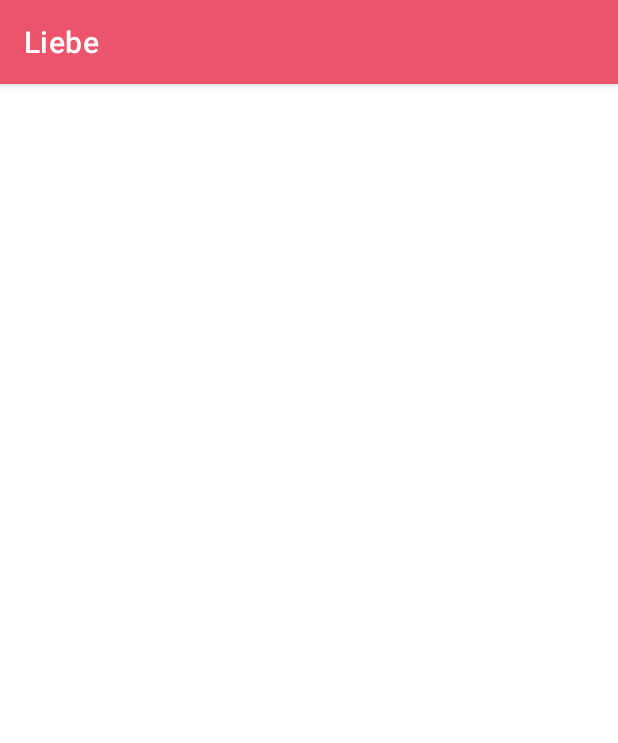
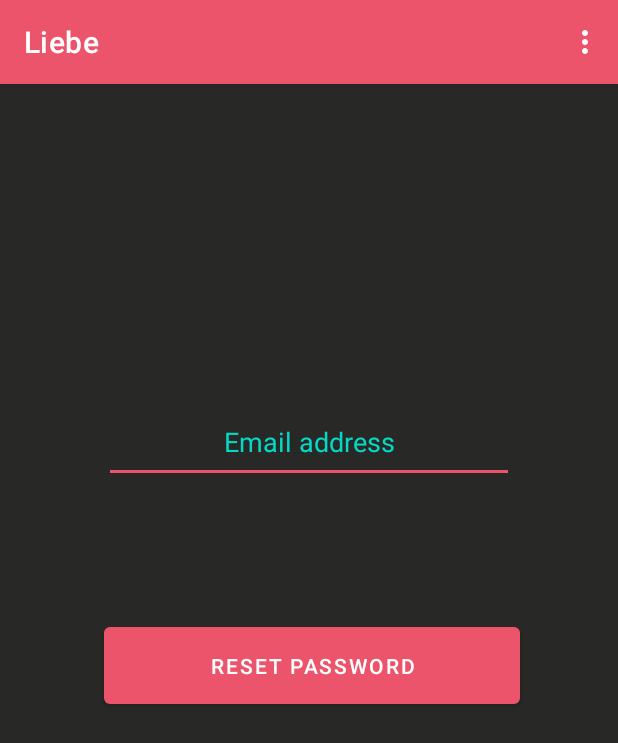
Before and after one commit to Jony8gf/JonathanGonzalezFragaPDM, an Android app: the MainActivity2_ReiniciarContrasena screen opened directly, with no data from a screen before it, on a phone screen of 412 x 824 dp. Shown: the top 743 px of the screen. Run offline under Robolectric (Android 15) with nearby library versions, the phone set to English and light mode, and no system bars; our stand-ins replace Firebase (no records; nobody signed in at launch, a user with empty details on screens opened directly).

Commit message:
Cracion de Activity ReiniciarContrasena y Cambio de contraseña con Firebase

```diff
--- a/app/src/main/java/com/example/jonathangonzalezfragapdm/MainActivity2_Muestrame.java
+++ b/app/src/main/java/com/example/jonathangonzalezfragapdm/MainActivity2_Muestrame.java
@@ -15,9 +15,8 @@ public class MainActivity2_Muestrame extends AppCompatActivity {
     }
 
 
-
     public void PasarImagenesDePerfil(View view){
-        Intent intent = new Intent(this, MainActivity2_Muestrame.class);
+        Intent intent = new Intent(this, MainActivity2_ImagenesDePerfil.class);
         startActivity(intent);
         finish();
     }
--- a/app/src/main/java/com/example/jonathangonzalezfragapdm/MainActivity2_ReiniciarContrasena.java
+++ b/app/src/main/java/com/example/jonathangonzalezfragapdm/MainActivity2_ReiniciarContrasena.java
@@ -1,14 +1,158 @@
 package com.example.jonathangonzalezfragapdm;
 
+import androidx.annotation.NonNull;
 import androidx.appcompat.app.AppCompatActivity;
 
+import android.app.ProgressDialog;
+import android.content.Intent;
 import android.os.Bundle;
+import android.os.strictmode.WebViewMethodCalledOnWrongThreadViolation;
+import android.view.Menu;
+import android.view.MenuItem;
+import android.view.View;
+import android.widget.Button;
+import android.widget.EditText;
+import android.widget.TextView;
+import android.widget.Toast;
+
+import com.google.android.gms.tasks.OnCompleteListener;
+import com.google.android.gms.tasks.Task;
+import com.google.firebase.auth.FirebaseAuth;
+import com.google.firebase.auth.FirebaseUser;
 
 public class MainActivity2_ReiniciarContrasena extends AppCompatActivity {
+
+    private EditText et_emailReset;
+    private TextView tv_info;
+    private String email , auxInfo;
+    private Button bt_resetPasswd;
+    private FirebaseAuth mAuth;
+    View view;
+    private ProgressDialog mDialog;
 
     @Override
     protected void onCreate(Bundle savedInstanceState) {
         super.onCreate(savedInstanceState);
         setContentView(R.layout.activity_main_activity2__reiniciar_contrasena);
+
+        //Asignacion de FirebaseAuth
+        mAuth = FirebaseAuth.getInstance();
+
+        //Asignacio de ProgressDialog
+        mDialog = new ProgressDialog(this);
+
+        //Asignacion de TextView
+        tv_info = findViewById(R.id.textView_infoResetPasswd);
+        //Asigacion de EditText
+        et_emailReset = findViewById(R.id.editText_EmailResetPassword);
+        //Asignacion de Button
+        bt_resetPasswd = findViewById(R.id.button_reiniciarContraseña);
+
+
+        auxInfo = tv_info.getText().toString();
+
+    }
+
+
+    //Metodo mostrar boton volver
+    public boolean onCreateOptionsMenu(Menu menu){
+        getMenuInflater().inflate(R.menu.menu_simple_atras, menu);
+        return true;
+    }
+
+    //Metodo agregar acciones a nuestros botones
+    public boolean onOptionsItemSelected(MenuItem item){
+        int id =item.getItemId();
+
+        if(id == R.id.menu_atras){
+            //Pasar de una Activity a otra
+            Intent intent = new Intent(this, MainActivity.class);
+            startActivity(intent);
+            //Finalizar Activity
+            finish();
+        }
+        if(id == R.id.menu_contacto){
+            //Mostar Toast
+            Toast.makeText(this, "Enviando e-mail", Toast.LENGTH_SHORT).show();
+        }
+
+        return true;
+    }
+
+
+    public void RestablecerPassword(View view){
+
+        email = et_emailReset.getText().toString();
+
+        if(!email.isEmpty()){
+
+            mDialog.setMessage("Espere un momento...");
+            mDialog.setCanceledOnTouchOutside(false);
+            mDialog.show();
+            ReiniciarPassword();
+
+        }else{
+            Toast.makeText(this, "Debes ingresar un email", Toast.LENGTH_SHORT).show();
+        }
+
+    }
+
+    private void ReiniciarPassword() {
+
+        mAuth.setLanguageCode("es");
+        mAuth.sendPasswordResetEmail(email).addOnCompleteListener(new OnCompleteListener<Void>() {
+            @Override
+            public void onComplete(@NonNull Task<Void> task) {
+
+
+
+                if(task.isSuccessful()){
+
+                    tv_info.setText(auxInfo +" "+email);
+                    tv_info.setVisibility(view.VISIBLE);
+
+                    et_emailReset.setVisibility(view.INVISIBLE);
+                    bt_resetPasswd.setVisibility(view.INVISIBLE);
+
+                }else{
+                    Toast.makeText(MainActivity2_ReiniciarContrasena.this, "Ha ocurrido un error.", Toast.LENGTH_SHORT).show();
+                }
+
+                mDialog.dismiss();
+            }
+        });
+
+
+    }
+
+
+    @Override
+    protected void onStart() {
+        super.onStart();
+        // La actividad está a punto de hacerse visible.
+        // Check if user is signed in (non-null) and update UI accordingly.
+        FirebaseUser currentUser = mAuth.getCurrentUser();
+
+    }
+
+    @Override
+    protected void onResume() {
+        super.onResume();
+        // La actividad se ha vuelto visible (ahora se "reanuda").
+    }
+    @Override
+    protected void onPause() {
+        super.onPause();
+        // Enfocarse en otra actividad  (esta actividad está a punto de ser "detenida").
+    }
+    @Override
+    protected void onStop() {
+        super.onStop();
+        // La actividad ya no es visible (ahora está "detenida")
+    }
+    @Override
+    protected void onDestroy() {
+        super.onDestroy();
+        // La actividad está a punto de ser destruida.
     }
 }
--- a/app/src/main/res/layout/activity_main.xml
+++ b/app/src/main/res/layout/activity_main.xml
@@ -94,6 +94,7 @@
         android:layout_marginStart="94dp"
         android:layout_marginEnd="98dp"
         android:layout_marginBottom="86dp"
+        android:onClick="pasarReinciarContrasena"
         android:text="@string/olvido_contraseña"
         android:textAlignment="center"
         android:textColor="#FFFFFF" />
--- a/app/src/main/res/layout/activity_main_activity2__reiniciar_contrasena.xml
+++ b/app/src/main/res/layout/activity_main_activity2__reiniciar_contrasena.xml
@@ -4,6 +4,49 @@
     xmlns:tools="http://schemas.android.com/tools"
     android:layout_width="match_parent"
     android:layout_height="match_parent"
+    android:background="#282827"
     tools:context=".MainActivity2_ReiniciarContrasena">
 
+    <Button
+        android:id="@+id/button_reiniciarContraseña"
+        android:layout_width="277dp"
+        android:layout_height="63dp"
+        android:layout_marginBottom="224dp"
+        android:onClick="RestablecerPassword"
+        android:text="@string/reinciar_passwd"
+        app:layout_constraintBottom_toBottomOf="parent"
+        app:layout_constraintEnd_toEndOf="parent"
+        app:layout_constraintHorizontal_bias="0.514"
+        app:layout_constraintStart_toStartOf="parent"
+        app:layout_constraintTop_toBottomOf="@+id/editText_EmailResetPassword"
+        app:layout_constraintVertical_bias="0.42" />
+
+    <EditText
+        android:id="@+id/editText_EmailResetPassword"
+        android:layout_width="273dp"
+        android:layout_height="54dp"
+        android:layout_marginTop="212dp"
+        android:ems="10"
+        android:hint="@string/email"
+        android:textAlignment="center"
+        android:textColor="#FFFFFF"
+        android:textColorHint="@color/teal_200"
+        app:layout_constraintEnd_toEndOf="parent"
+        app:layout_constraintStart_toStartOf="parent"
+        app:layout_constraintTop_toTopOf="parent"
+        android:autofillHints=""
+        />
+
+    <TextView
+        android:id="@+id/textView_infoResetPasswd"
+        android:layout_width="261dp"
+        android:layout_height="90dp"
+        android:layout_marginTop="104dp"
+        android:text="@string/info_passwd"
+        android:textColor="@color/white"
+        android:textSize="20sp"
+        android:visibility="invisible"
+        app:layout_constraintEnd_toEndOf="parent"
+        app:layout_constraintStart_toStartOf="parent"
+        app:layout_constraintTop_toTopOf="parent" />
 </androidx.constraintlayout.widget.ConstraintLayout>
```
Also changed, not shown: app/src/main/java/com/example/jonathangonzalezfragapdm/MainActivity.java (+7 -8 lines), app/src/main/res/values/strings.xml (+9 -7 lines), 1 other file.
